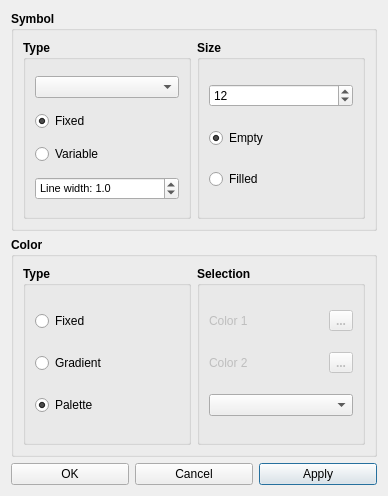
First picture: the form in RepTate/gui/markerSettings.ui, repository jorge-ramirez-upm/RepTate, before the edit.
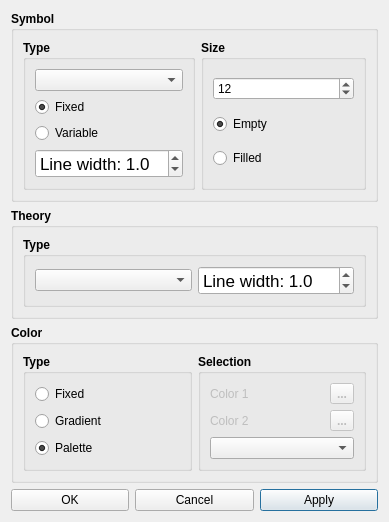
Second picture: the form after the edit. Icons and pictures are not drawn.

Commit message: new theory line settings in dialog

```diff
--- a/RepTate/gui/markerSettings.ui
+++ b/RepTate/gui/markerSettings.ui
@@ -6,8 +6,8 @@
    <rect>
     <x>0</x>
     <y>0</y>
-    <width>388</width>
-    <height>496</height>
+    <width>389</width>
+    <height>511</height>
    </rect>
   </property>
   <property name="windowTitle">
@@ -91,7 +91,7 @@
           <widget class="QDoubleSpinBox" name="spinBoxLineW">
            <property name="font">
             <font>
-             <pointsize>8</pointsize>
+             <pointsize>13</pointsize>
              <weight>50</weight>
              <bold>false</bold>
             </font>
@@ -179,6 +179,72 @@
      </layout>
     </widget>
    </item>
+   <item>
+    <widget class="QGroupBox" name="groupBox_7">
+     <property name="font">
+      <font>
+       <weight>75</weight>
+       <bold>true</bold>
+      </font>
+     </property>
+     <property name="layoutDirection">
+      <enum>Qt::LeftToRight</enum>
+     </property>
+     <property name="title">
+      <string>Theory</string>
+     </property>
+     <layout class="QHBoxLayout" name="horizontalLayout_2">
+      <item>
+       <widget class="QGroupBox" name="groupBox_8">
+        <property name="title">
+         <string>Type</string>
+        </property>
+        <layout class="QHBoxLayout" name="horizontalLayout_6">
+         <item>
+          <widget class="QComboBox" name="cbTheoryLine">
+           <property name="font">
+            <font>
+             <weight>50</weight>
+             <bold>false</bold>
+            </font>
+           </property>
+          </widget>
+         </item>
+         <item>
+          <widget class="QDoubleSpinBox" name="sbThLineWidth">
+           <property name="font">
+            <font>
+             <pointsize>13</pointsize>
+             <weight>50</weight>
+             <bold>false</bold>
+            </font>
+           </property>
+           <property name="prefix">
+            <string>Line width: </string>
+           </property>
+           <property name="decimals">
+            <number>1</number>
+           </property>
+           <property name="minimum">
+            <double>0.100000000000000</double>
+           </property>
+           <property name="maximum">
+            <double>10.000000000000000</double>
+           </property>
+           <property name="singleStep">
+            <double>0.100000000000000</double>
+           </property>
+           <property name="value">
+            <double>1.000000000000000</double>
+           </property>
+          </widget>
+         </item>
+        </layout>
+       </widget>
+      </item>
+     </layout>
+    </widget>
+   </item>
    <item>
     <widget class="QGroupBox" name="groupBox_2">
      <property name="font">
```
The commit also changes 3 other files.
